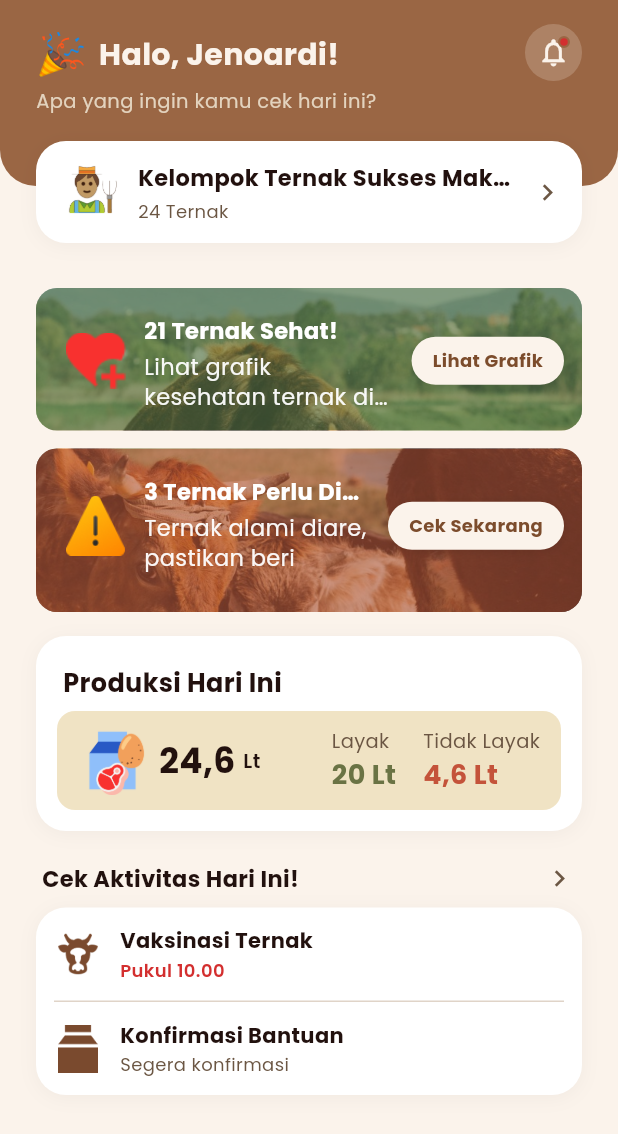
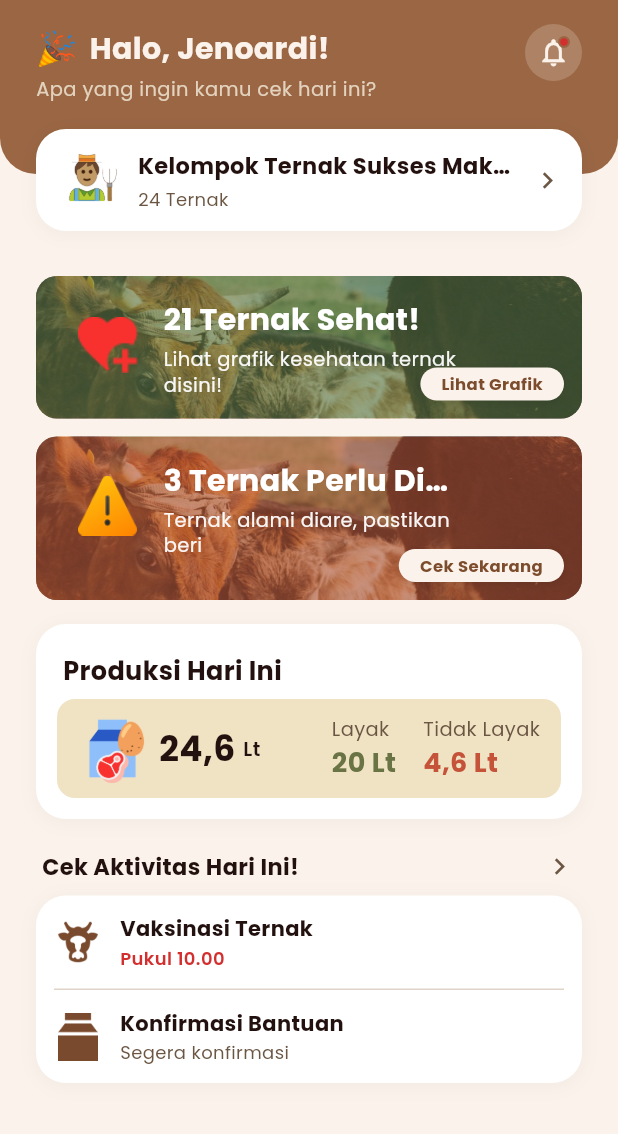
Before and after one commit to Abraham1410/ternovia, a Flutter app: the DashboardScreen screen opened directly, on a phone screen of 412 x 824 dp. Shown: the top 1134 px of the screen. Run offline on Flutter 3.47's test engine with Material 3 defaults, Android fonts, the phone set to English and light mode, and no system bars; our stand-ins replace cross_file, file_picker, flutter_riverpod, flutter_screenutil, go_router, google_fonts and 4 more; missing offline and left inert: flutter_pdfview; accounts and stored records are empty.

Commit message:
update 2

```diff
--- a/lib/features/dashboard/presentation/dashboard_screen.dart
+++ b/lib/features/dashboard/presentation/dashboard_screen.dart
@@ -10,6 +10,8 @@ import '../widgets/dashboard_stat_card.dart';
 import '../widgets/kelompok_card.dart';
 import '../widgets/produksi_card.dart';
 
+/// DashboardScreen — home beranda Peternak (Ketua Kelompok).
+/// Layout compact sesuai Figma — padding tight, card height minimal.
 class DashboardScreen extends ConsumerWidget {
   const DashboardScreen({super.key});
 
@@ -57,7 +59,7 @@ class DashboardScreen extends ConsumerWidget {
                       ctaLabel: 'Lihat Grafik',
                       overlayColor: AppColors.cardSehat,
                       backgroundImage: AppConstants.cardSehatTidak,
-                      imageAlignment: Alignment.centerLeft,
+                      imageAlignment: const Alignment(1.0, 0.3),
                       imageScale: 1.5,
                       iconAsset: AppConstants.iconLoveSehat,
                       fallbackIcon: Icons.favorite_rounded,
@@ -148,7 +150,7 @@ class DashboardScreen extends ConsumerWidget {
               children: [
                 Row(
                   children: [
-                    const Text('🎉', style: TextStyle(fontSize: 27)),
+                    const Text('🎉', style: TextStyle(fontSize: 22)),
                     const SizedBox(width: AppSpacing.xs),
                     Flexible(
                       child: Text(
--- a/lib/features/dashboard/widgets/dashboard_stat_card.dart
+++ b/lib/features/dashboard/widgets/dashboard_stat_card.dart
@@ -87,15 +87,14 @@ class DashboardStatCard extends StatelessWidget {
               color: overlayColor.withValues(alpha: 0.6),
             ),
           ),
-          // Compact padding — 12px all sides
+          // Layer 3: Icon + text content (mepet ke kiri-atas card)
           Padding(
-            padding: const EdgeInsets.fromLTRB(20, 20, 12, 18),
+            padding: const EdgeInsets.fromLTRB(28, 15, 20, 12),
             child: Row(
-              crossAxisAlignment: CrossAxisAlignment.center,
+              crossAxisAlignment: CrossAxisAlignment.start,
               children: [
                 _buildIconContainer(),
                 const SizedBox(width: AppSpacing.sm),
-                // Title + subtitle column (kiri)
                 Expanded(
                   child: Column(
                     crossAxisAlignment: CrossAxisAlignment.start,
@@ -103,23 +102,21 @@ class DashboardStatCard extends StatelessWidget {
                     children: [
                       Text(
                         title,
-                        // Title 17 → 18 (sedikit lebih besar match Figma)
                         style: AppTypography.headingMedium.copyWith(
                           color: AppColors.white,
                           fontWeight: FontWeight.w700,
-                          fontSize: 15,
-                          height: 1.2,
+                          fontSize: 20,
+                          height: 1.4,
                         ),
                         maxLines: 1,
                         overflow: TextOverflow.ellipsis,
                       ),
-                      const SizedBox(height: 5),
+                      const SizedBox(height: 4),
                       Text(
                         subtitle,
-                        // Subtitle 11 → 13 (naik biar lebih kebaca)
                         style: AppTypography.bodySmall.copyWith(
                           color: AppColors.white.withValues(alpha: 0.95),
-                          fontSize: 15,
+                          fontSize: 13,
                           height: 1.3,
                         ),
                         maxLines: 2,
@@ -128,12 +125,17 @@ class DashboardStatCard extends StatelessWidget {
                     ],
                   ),
                 ),
-                // Gap antara text column dan CTA pill
-                const SizedBox(width: AppSpacing.sm),
-                // CTA pill di kanan, vertical center (Figma layout)
-                _buildCta(),
+                // Reserve space buat CTA biar text gak ke-overlap
+                const SizedBox(width: 60),
               ],
             ),
+          ),
+          // Layer 4: CTA mepet ke pojok kanan-bawah CARD
+          // (langsung child dari OUTER Stack — bukan nested di Padding)
+          Positioned(
+            right: AppSpacing.sm,
+            bottom: AppSpacing.sm,
+            child: _buildCta(),
           ),
         ],
         ),
@@ -142,9 +144,16 @@ class DashboardStatCard extends StatelessWidget {
   }
 
   Widget _buildIconContainer() {
-    // Icon tanpa box background — langsung render 40x40 sesuai Figma.
-    // Icon PNG-nya full-bleed mengisi slot.
-    return SizedBox(
+  // Icon tanpa box background — langsung render 40x40 sesuai Figma.
+  // Icon PNG-nya full-bleed mengisi slot.
+  return Padding(
+    padding: const EdgeInsets.only(
+      top: 11,
+      bottom: 0,
+      left: 0,
+      right: 5,
+    ),
+    child: SizedBox(
       width: 40,
       height: 40,
       child: iconAsset != null
@@ -157,9 +166,9 @@ class DashboardStatCard extends StatelessWidget {
               },
             )
           : Icon(fallbackIcon, color: AppColors.white, size: 32),
-    );
-  }
-
+    ),
+  );
+}
   Widget _buildCta() {
     // Default Figma: cream bg + brown text. User bisa override pake
     // ctaBackgroundColor / ctaTextColor kalo butuh.
@@ -174,7 +183,7 @@ class DashboardStatCard extends StatelessWidget {
         child: Container(
           padding: const EdgeInsets.symmetric(
             horizontal: AppSpacing.sm + 2,
-            vertical: 7,
+            vertical: 3,
           ),
           decoration: BoxDecoration(
             color: bgColor,
@@ -192,7 +201,7 @@ class DashboardStatCard extends StatelessWidget {
             style: AppTypography.labelMedium.copyWith(
               color: fgColor,
               fontWeight: FontWeight.w700,
-              fontSize: 12,
+              fontSize: 11,
             ),
           ),
         ),
--- a/lib/features/kelompok/presentation/buat_kelompok_form.dart
+++ b/lib/features/kelompok/presentation/buat_kelompok_form.dart
@@ -596,7 +596,7 @@ class _Step3DataKetuaState extends ConsumerState<_Step3DataKetua> {
         ),
         const SizedBox(height: AppSpacing.xxs),
         Text(
-          'Opsional',
+          '',
           style: AppTypography.bodySmall.copyWith(
             color: AppColors.textMuted,
             fontSize: 11,
--- a/lib/features/skt/presentation/skt_form_screen.dart
+++ b/lib/features/skt/presentation/skt_form_screen.dart
@@ -15,6 +15,12 @@ import '../providers/skt_form_state.dart';
 import '../widgets/skt_step_indicator.dart';
 import 'skt_form_steps.dart';
 
+/// SKT Form Screen — orchestrator untuk 5 step:
+/// 1. Data Kelompok
+/// 2. Data Ketua
+/// 3. Data Ternak
+/// 4. Dokumen Pendukung
+/// 5. Konfirmasi Pengajuan
 class SktFormScreen extends ConsumerWidget {
   const SktFormScreen({super.key});
 
--- a/lib/features/skt/presentation/skt_main_screen.dart
+++ b/lib/features/skt/presentation/skt_main_screen.dart
@@ -15,6 +15,7 @@ import '../providers/skt_form_provider.dart';
 import '../providers/skt_form_state.dart';
 import '../widgets/guide_sections_view.dart';
 
+/// Main screen Pengajuan SKT — button mulai, draft list, riwayat, panduan.
 class SktMainScreen extends ConsumerWidget {
   const SktMainScreen({super.key});
 
```
Also changed, not shown: lib/features/auth/presentation/pilih_peran_screen.dart (+45 -5 lines), lib/features/kelompok/presentation/bagikan_kode_screen.dart (+11 -0 lines), lib/features/layanan/presentation/layanan_screen.dart (+9 -2 lines), lib/features/onboarding/presentation/onboarding_screen.dart (+26 -4 lines), assets/icons/peternak.png (added), assets/icons/petugas.png (added).
